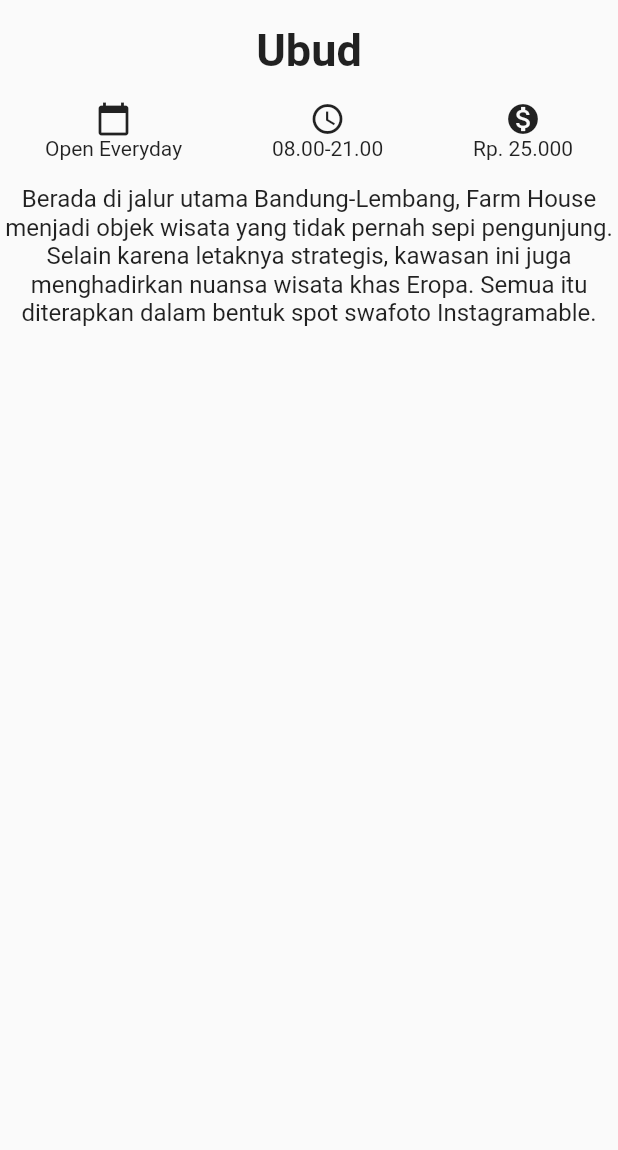
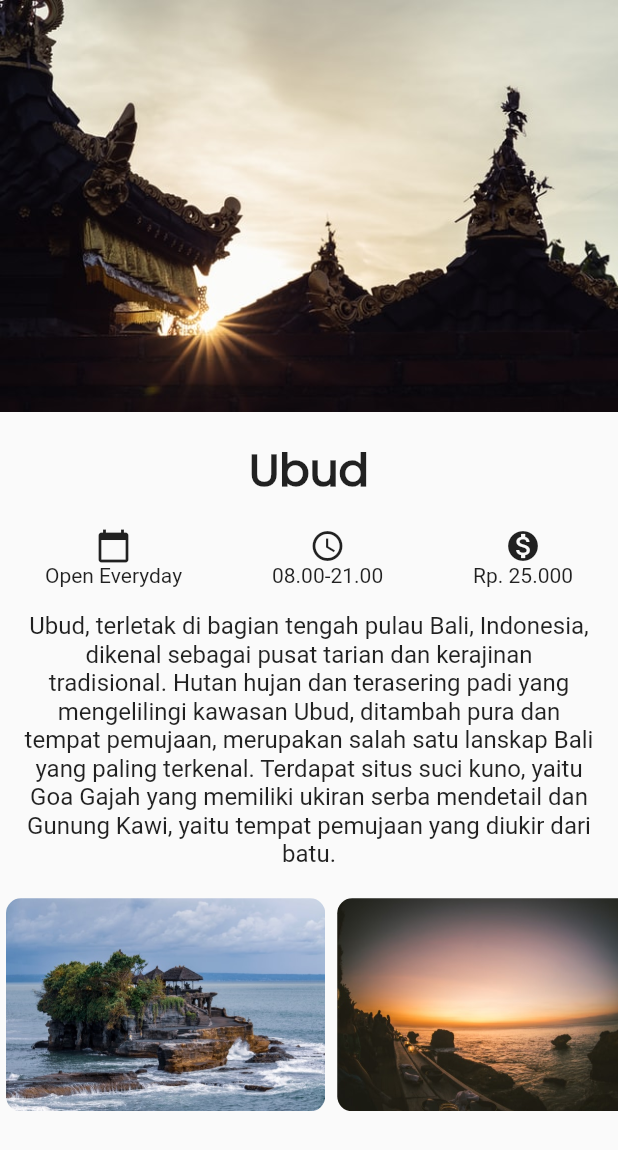
Before and after one commit to bayuik/wisata, a Flutter app: the screen it shows after launch, on a phone screen of 412 x 824 dp. Shown: the top 1150 px of the screen. Run offline on Flutter 3.47's test engine with Material 2 defaults, Android fonts, the phone set to English and light mode, and no system bars.

Commit message:
add image and fonts

```diff
--- a/lib/detail_page.dart
+++ b/lib/detail_page.dart
@@ -1,16 +1,18 @@
 import 'package:flutter/material.dart';
 
 class DetailPage extends StatelessWidget {
-  TextStyle titleStyle = TextStyle(fontWeight: FontWeight.bold, fontSize: 30);
+  TextStyle titleStyle = TextStyle(fontWeight: FontWeight.bold, fontSize: 30, fontFamily: 'Poppins');
   TextStyle detailStyle = TextStyle(fontSize: 16);
 
   @override
   Widget build(BuildContext context) {
     return Scaffold(
       body: SafeArea(
+        child: SingleChildScrollView(
           child: Column(
             crossAxisAlignment: CrossAxisAlignment.center,
             children: <Widget>[
+              Image.asset('images/ubud.jpg'),
               Padding(
                 padding: const EdgeInsets.all(16.0),
                 child: Text(
@@ -42,16 +44,52 @@ class DetailPage extends StatelessWidget {
                 ],
               ),
               Padding(
-              padding: const EdgeInsets.only(top: 16.0),
+                padding: const EdgeInsets.all(16.0),
                 child: Text(
-                'Berada di jalur utama Bandung-Lembang, Farm House menjadi objek wisata yang tidak pernah sepi pengunjung. Selain karena letaknya strategis, kawasan ini juga menghadirkan nuansa wisata khas Eropa. Semua itu diterapkan dalam bentuk spot swafoto Instagramable.',
+                  'Ubud, terletak di bagian tengah pulau Bali, Indonesia, dikenal sebagai pusat tarian dan kerajinan tradisional. Hutan hujan dan terasering padi yang mengelilingi kawasan Ubud, ditambah pura dan tempat pemujaan, merupakan salah satu lanskap Bali yang paling terkenal. Terdapat situs suci kuno, yaitu Goa Gajah yang memiliki ukiran serba mendetail dan Gunung Kawi, yaitu tempat pemujaan yang diukir dari batu.',
                   style: detailStyle,
                   textAlign: TextAlign.center,
+                ),
+              ),
+              Container(
+                height: 150,
+                child: ListView(
+                  scrollDirection: Axis.horizontal,
+                  children: <Widget>[
+                    Padding(
+                      padding: const EdgeInsets.all(4.0),
+                      child: ClipRRect(
+                        child: Image.asset(
+                          'images/tanahlot.jpg',
+                        ),
+                        borderRadius: BorderRadius.circular(10),
+                      ),
+                    ),
+                    Padding(
+                      padding: const EdgeInsets.all(4.0),
+                      child: ClipRRect(
+                        child: Image.asset(
+                          'images/kuta.jpg',
+                        ),
+                        borderRadius: BorderRadius.circular(10),
+                      ),
+                    ),
+                    Padding(
+                      padding: const EdgeInsets.all(4.0),
+                      child: ClipRRect(
+                        child: Image.asset(
+                          'images/pandawa.jpg',
+                        ),
+                        borderRadius: BorderRadius.circular(10),
+                      ),
+                    ),
+                  ],
                 ),
               )
             ],
           ),
         ),
+      ),
     );
   }
 }
```
Also changed, not shown: pubspec.yaml (+7 -52 lines), fonts/Poppins-Light.ttf (added), fonts/Poppins-Medium.ttf (added), fonts/Poppins-Regular.ttf (added), images/gwk.jpg (added), images/jimbaran.jpg (added), images/kuta.jpg (added), images/pandawa.jpg (added), images/tanahlot.jpg (added), images/ubud.jpg (added). Lines whose indentation alone changed are shown as unchanged.
